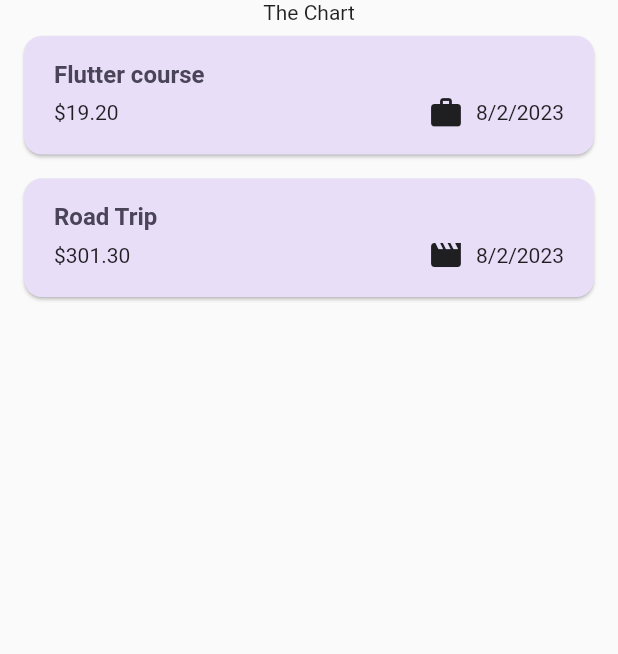
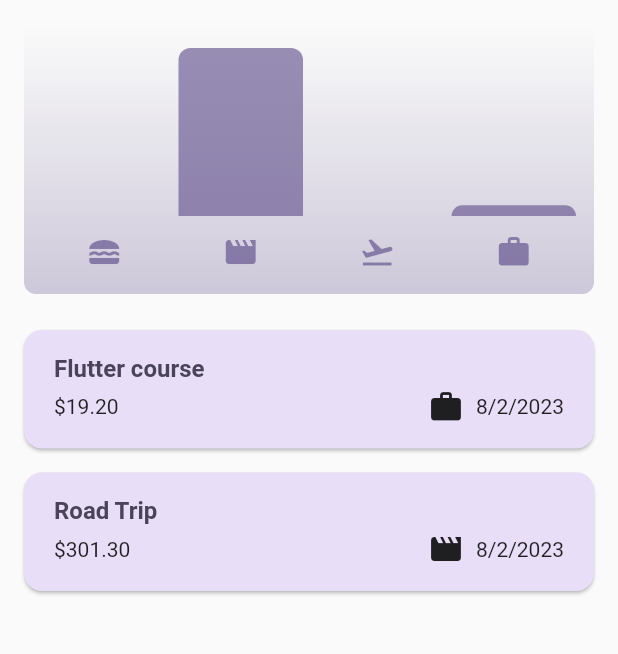
Before and after one commit to RandomGuy-coder/expense_tracker, a Flutter app: the screen it shows after launch, on a phone screen of 412 x 824 dp, the part 84-738 px from its top. Run offline on Flutter 3.47's test engine with Material 2 defaults, Android fonts, the phone set to English and light mode, and no system bars.

Commit message:
char added from course

```diff
--- a/lib/models/expense.dart
+++ b/lib/models/expense.dart
@@ -32,3 +32,24 @@ class Expense {
     return formatter.format(date);
   }
 }
+
+class ExpenseBucket {
+  final Category category;
+  final List<Expense> expenses;
+
+  const ExpenseBucket({required this.category, required this.expenses});
+
+  ExpenseBucket.forCategory(List<Expense> allExpenses, this.category)
+      : expenses = allExpenses
+            .where((element) => element.category == category)
+            .toList();
+
+  double get totalExpenses {
+    double sum = 0;
+
+    for (final expense in expenses) {
+      sum += expense.amount;
+    }
+    return sum;
+  }
+}
--- /dev/null
+++ b/lib/screens/chart.dart
@@ -0,0 +1,95 @@
+import 'package:expense_tracker/screens/chart_bar.dart';
+import 'package:flutter/material.dart';
+
+import 'package:expense_tracker/models/expense.dart';
+
+class Chart extends StatelessWidget {
+  const Chart({super.key, required this.expenses});
+
+  final List<Expense> expenses;
+
+  List<ExpenseBucket> get buckets {
+    return [
+      ExpenseBucket.forCategory(expenses, Category.food),
+      ExpenseBucket.forCategory(expenses, Category.leasure),
+      ExpenseBucket.forCategory(expenses, Category.travel),
+      ExpenseBucket.forCategory(expenses, Category.work),
+    ];
+  }
+
+  double get maxTotalExpense {
+    double maxTotalExpense = 0;
+
+    for (final bucket in buckets) {
+      if (bucket.totalExpenses > maxTotalExpense) {
+        maxTotalExpense = bucket.totalExpenses;
+      }
+    }
+
+    return maxTotalExpense;
+  }
+
+  @override
+  Widget build(BuildContext context) {
+    final isDarkMode =
+        MediaQuery.of(context).platformBrightness == Brightness.dark;
+    return Container(
+      margin: const EdgeInsets.all(16),
+      padding: const EdgeInsets.symmetric(
+        vertical: 16,
+        horizontal: 8,
+      ),
+      width: double.infinity,
+      height: 180,
+      decoration: BoxDecoration(
+        borderRadius: BorderRadius.circular(8),
+        gradient: LinearGradient(
+          colors: [
+            Theme.of(context).colorScheme.primary.withOpacity(0.3),
+            Theme.of(context).colorScheme.primary.withOpacity(0.0)
+          ],
+          begin: Alignment.bottomCenter,
+          end: Alignment.topCenter,
+        ),
+      ),
+      child: Column(
+        children: [
+          Expanded(
+            child: Row(
+              crossAxisAlignment: CrossAxisAlignment.end,
+              children: [
+                for (final bucket in buckets) // alternative to map()
+                  ChartBar(
+                    fill: bucket.totalExpenses == 0
+                        ? 0
+                        : bucket.totalExpenses / maxTotalExpense,
+                  )
+              ],
+            ),
+          ),
+          const SizedBox(height: 12),
+          Row(
+            children: buckets
+                .map(
+                  (bucket) => Expanded(
+                    child: Padding(
+                      padding: const EdgeInsets.symmetric(horizontal: 4),
+                      child: Icon(
+                        categoryIcons[bucket.category],
+                        color: isDarkMode
+                            ? Theme.of(context).colorScheme.secondary
+                            : Theme.of(context)
+                                .colorScheme
+                                .primary
+                                .withOpacity(0.7),
+                      ),
+                    ),
+                  ),
+                )
+                .toList(),
+          )
+        ],
+      ),
+    );
+  }
+}
--- /dev/null
+++ b/lib/screens/chart_bar.dart
@@ -0,0 +1,34 @@
+import 'package:flutter/material.dart';
+
+class ChartBar extends StatelessWidget {
+  const ChartBar({
+    super.key,
+    required this.fill,
+  });
+
+  final double fill;
+
+  @override
+  Widget build(BuildContext context) {
+    final isDarkMode =
+        MediaQuery.of(context).platformBrightness == Brightness.dark;
+    return Expanded(
+      child: Padding(
+        padding: const EdgeInsets.symmetric(horizontal: 4),
+        child: FractionallySizedBox(
+          heightFactor: fill,
+          child: DecoratedBox(
+            decoration: BoxDecoration(
+              shape: BoxShape.rectangle,
+              borderRadius:
+                  const BorderRadius.vertical(top: Radius.circular(8)),
+              color: isDarkMode
+                  ? Theme.of(context).colorScheme.secondary
+                  : Theme.of(context).colorScheme.primary.withOpacity(0.65),
+            ),
+          ),
+        ),
+      ),
+    );
+  }
+}
--- a/lib/screens/expenses.dart
+++ b/lib/screens/expenses.dart
@@ -1,4 +1,5 @@
 import 'package:expense_tracker/models/expense.dart';
+import 'package:expense_tracker/screens/chart.dart';
 import 'package:expense_tracker/screens/expenses_list.dart';
 import 'package:expense_tracker/screens/new_expense.dart';
 import 'package:flutter/material.dart';
@@ -39,7 +40,7 @@ class _ExpensesState extends State<Expenses> {
         ],
       ),
       body: Column(children: [
-        const Text('The Chart'),
+        Chart(expenses: _registeredExpenses),
         Expanded(
           child: (_registeredExpenses.isNotEmpty)
               ? ExpensesList(
```
